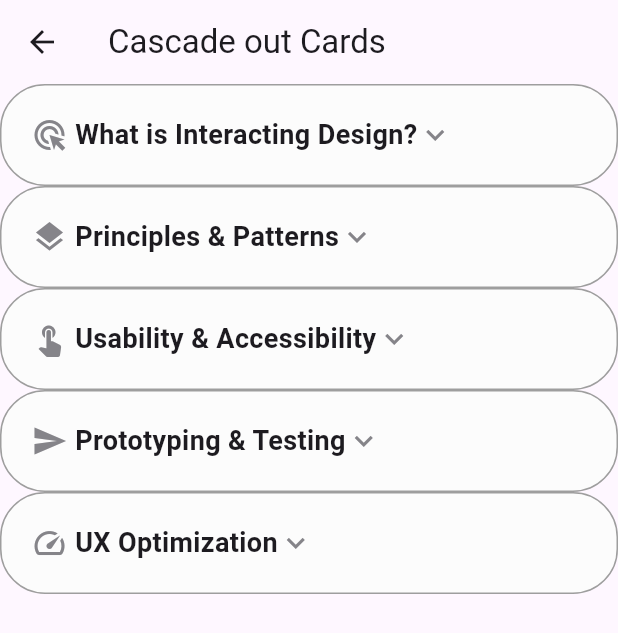
After one commit to prosmaw/flutter_custom_widgets, a Flutter app: the CardSplitting screen opened directly, on a phone screen of 412 x 824 dp. The commit adds this screen. Shown: the top 633 px of the screen. Run offline on Flutter 3.47's test engine with Material 3 defaults, Android fonts, the phone set to English and light mode, and no system bars; our stand-ins replace flutter_svg.

Commit message:
created card_splitting

```diff
--- a/lib/pages/home_page.dart
+++ b/lib/pages/home_page.dart
@@ -1,6 +1,7 @@
 import 'package:custom_widgets/widgets/angular_gradient_button.dart';
 import 'package:custom_widgets/widgets/blurred_list.dart';
 import 'package:custom_widgets/widgets/card_fan_out_animation.dart';
+import 'package:custom_widgets/widgets/card_splitting.dart';
 import 'package:custom_widgets/widgets/cards_cascade_out.dart';
 import 'package:custom_widgets/widgets/cards_stack.dart';
 import 'package:custom_widgets/widgets/dots_loading.dart';
@@ -66,6 +67,7 @@ List<Demo> widgetsDemo = [
   Demo(
       builder: (context) => const CardsCascadeOut(), name: "Cascade out cards"),
   Demo(builder: (context) => const CardsStack(), name: "Stack cards"),
+  Demo(builder: (context) => const CardSplitting(), name: "Card Splitting"),
   Demo(builder: (context) => const StackList(), name: "Stack List"),
   Demo(builder: (context) => const BlurredList(), name: "Blurred List"),
 ];
--- /dev/null
+++ b/lib/widgets/card_splitting.dart
@@ -0,0 +1,115 @@
+import 'package:flutter/material.dart';
+
+class CardSplitting extends StatefulWidget {
+  const CardSplitting({super.key});
+
+  @override
+  State<CardSplitting> createState() => _CardSplittingState();
+}
+
+class _CardSplittingState extends State<CardSplitting> {
+  List<SplittingItemModel> items = [
+    SplittingItemModel(
+        title: "What is Interacting Design?",
+        detail: "Designing how users interact with digital interfaces with"
+            "intuitive experiences.",
+        icon: Icons.ads_click),
+    SplittingItemModel(
+        title: "Principles & Patterns",
+        detail: "Fundamental guidelines and repeated solutions that ensure"
+            "consistency and usability  in design.",
+        icon: Icons.layers),
+    SplittingItemModel(
+        title: "Usability & Accessibility",
+        detail: "Focusing on making digital designs easy to use and accessible"
+            "for everyone, including those with disabilities.",
+        icon: Icons.touch_app),
+    SplittingItemModel(
+        title: "Prototyping & Testing",
+        detail: "Designing how users interact with digital interfaces with"
+            "intuitive experiences.",
+        icon: Icons.send),
+    SplittingItemModel(
+        title: "UX Optimization",
+        detail: "Improving the overall user experience by enhancing usability"
+            "and satisfaction.",
+        icon: Icons.speed),
+  ];
+  @override
+  Widget build(BuildContext context) {
+    return Scaffold(
+      appBar: AppBar(
+        title: const Text("Cascade out Cards"),
+      ),
+      body: Center(
+        child: Column(
+          children: List.generate(items.length, (index) {
+            return SplittingItem(
+                title: items[index].title,
+                detail: items[index].detail,
+                icon: items[index].icon);
+          }),
+        ),
+      ),
+    );
+  }
+}
+
+class SplittingItem extends StatefulWidget {
+  final String title, detail;
+  final IconData icon;
+  const SplittingItem(
+      {super.key,
+      required this.title,
+      required this.detail,
+      required this.icon});
+
+  @override
+  State<SplittingItem> createState() => _SplittingItemState();
+}
+
+class _SplittingItemState extends State<SplittingItem> {
+  @override
+  Widget build(BuildContext context) {
+    return Container(
+      padding: const EdgeInsets.all(20),
+      decoration: BoxDecoration(
+          borderRadius: BorderRadius.circular(30),
+          border: Border.all(color: Colors.grey),
+          color: const Color.fromARGB(255, 252, 252, 252)),
+      child: Column(
+        children: [
+          Row(
+            children: [
+              Icon(
+                widget.icon,
+                color: const Color.fromARGB(255, 133, 132, 137),
+              ),
+              const SizedBox(width: 5),
+              Text(
+                widget.title,
+                style:
+                    const TextStyle(fontWeight: FontWeight.bold, fontSize: 18),
+              ),
+              const Align(
+                alignment: Alignment.centerLeft,
+                child: Icon(
+                  Icons.keyboard_arrow_down,
+                  color: Color.fromARGB(255, 133, 132, 137),
+                ),
+              )
+            ],
+          )
+        ],
+      ),
+    );
+  }
+}
+
+class SplittingItemModel {
+  String title, detail;
+  IconData icon;
+
+  SplittingItemModel(
+      {required this.title, required this.detail, required this.icon});
+}
--- a/pubspec.yaml
+++ b/pubspec.yaml
@@ -36,6 +36,7 @@ dependencies:
   # Use with the CupertinoIcons class for iOS style icons.
   cupertino_icons: ^1.0.6
   flutter_svg: ^2.0.14
+  google_fonts: ^6.2.1
 
 dev_dependencies:
   flutter_test:
```
Also changed, not shown: pubspec.lock, 1 other file.
